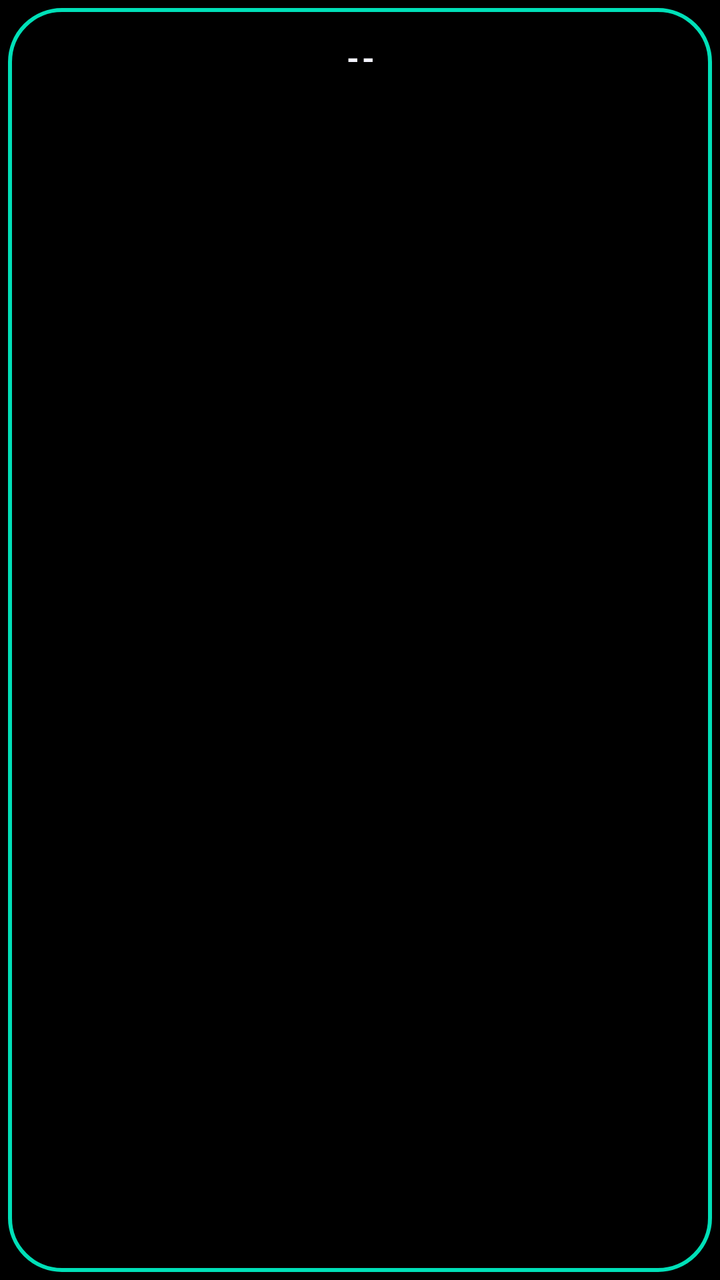
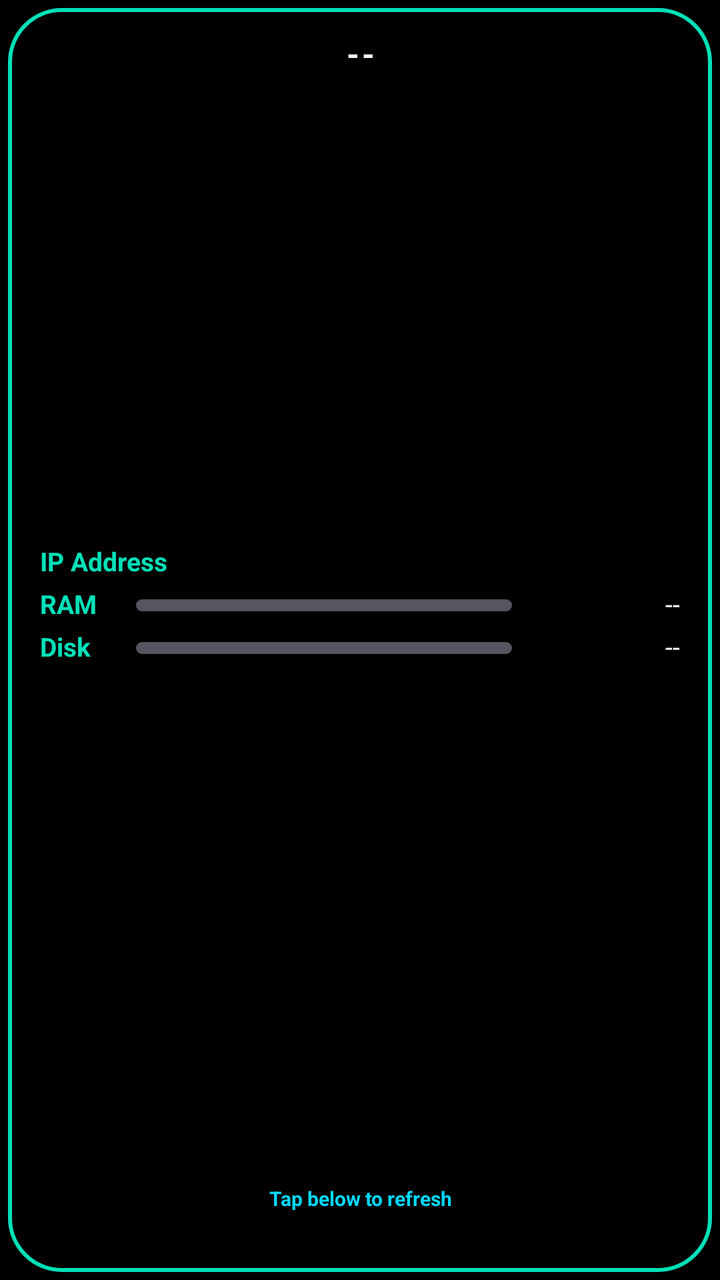

Compare the two renders of this Android layout. The source of the first and the diff that turns it into the second are given below.
<!-- AndroidManifest.xml: application theme Theme.SysMonWidget -->
<!-- res/layout/widget_sysmon.xml -->
<?xml version="1.0" encoding="utf-8"?>
<LinearLayout xmlns:android="http://schemas.android.com/apk/res/android"
    android:id="@+id/widgetRoot"
    android:layout_width="match_parent"
    android:layout_height="match_parent"
    android:orientation="vertical"
    android:background="@drawable/widget_background_r26_inset"
    android:paddingTop="18dp"
    android:paddingBottom="12dp"
    android:paddingStart="20dp"
    android:paddingEnd="20dp">

    
    <LinearLayout
        android:layout_width="match_parent"
        android:layout_height="wrap_content"
        android:orientation="horizontal"
        android:gravity="center_vertical">

        <TextView
            android:id="@+id/titleText"
            android:layout_width="0dp"
            android:layout_height="wrap_content"
            android:layout_weight="1"
            android:textColor="@color/retro_white"
            android:textSize="16sp"
            android:textStyle="bold"
            android:textAllCaps="true"
            android:letterSpacing="0.08"
            android:gravity="center"
            android:singleLine="true"
            android:ellipsize="end"
            android:text="--" />

    </LinearLayout>

    
    <GridView
        android:id="@+id/statsList"
        android:layout_width="match_parent"
        android:layout_height="0dp"
        android:layout_weight="1"
        android:layout_marginTop="6dp"
        android:numColumns="1"
        android:verticalSpacing="6dp"
        android:stretchMode="columnWidth"
        android:listSelector="@android:color/transparent"
        android:scrollbars="none" />

    
    <TextView
        android:id="@+id/ipText"
        android:layout_width="match_parent"
        android:layout_height="wrap_content"
        android:layout_marginTop="4dp"
        android:gravity="center"
        android:textColor="@color/retro_white"
        android:textSize="13sp"
        android:singleLine="true"
        android:text="" />

    <TextView
        android:id="@+id/updatedText"
        android:layout_width="match_parent"
        android:layout_height="wrap_content"
        android:layout_marginTop="1dp"
        android:gravity="center"
        android:textColor="@color/retro_white"
        android:textSize="13sp"
        android:singleLine="true"
        android:ellipsize="end"
        android:text="" />
</LinearLayout>
<!-- resources referenced by this layout -->
<resources>
  <color name="retro_white">#F5F5FF</color>
  <!-- drawable widget_background_r26_inset (drawable) -->
  <?xml version="1.0" encoding="utf-8"?>
  <layer-list xmlns:android="http://schemas.android.com/apk/res/android">
      <item
          android:drawable="@drawable/widget_background_r26"
          android:left="4dp"
          android:top="4dp"
          android:right="4dp"
          android:bottom="4dp" />
  </layer-list>
  <color name="retro_teal">#00E0B8</color>
  <color name="black">#000000</color>
  <color name="retro_cyan">#00D9FF</color>
  <color name="widget_text_secondary">#8C8C99</color>
  <style name="ThemeOverlay.SysMonWidget.Dialog" parent="ThemeOverlay.MaterialComponents.Dialog.Alert">
          <item name="colorPrimary">@color/retro_teal</item>
          <item name="colorAccent">@color/retro_teal</item>
          <item name="android:windowBackground">@drawable/app_dialog_background</item>
          <item name="android:textColorPrimary">@color/retro_white</item>
          <item name="android:textColorHint">@color/widget_text_secondary</item>
      </style>
  <!-- drawable app_dialog_background (drawable) -->
  <?xml version="1.0" encoding="utf-8"?>
  <inset xmlns:android="http://schemas.android.com/apk/res/android" android:inset="16dp">
      <shape android:shape="rectangle">
          <solid android:color="@color/widget_bg" />
          <stroke android:width="2dp" android:color="@color/retro_teal" />
          <corners android:radius="20dp" />
      </shape>
  </inset>
  <color name="widget_bg">#0B0B10</color>
  <!-- unchanged entries left out for length: 2 -->
</resources>

<!-- the commit's change to res/layout/widget_sysmon.xml (unified diff, before → after) -->
@@ -11,63 +11,264 @@
     android:paddingEnd="20dp">
 
     
-    <LinearLayout
+    <TextView
+        android:id="@+id/titleText"
         android:layout_width="match_parent"
         android:layout_height="wrap_content"
-        android:orientation="horizontal"
-        android:gravity="center_vertical">
-
-        <TextView
-            android:id="@+id/titleText"
-            android:layout_width="0dp"
-            android:layout_height="wrap_content"
-            android:layout_weight="1"
-            android:textColor="@color/retro_white"
-            android:textSize="16sp"
-            android:textStyle="bold"
-            android:textAllCaps="true"
-            android:letterSpacing="0.08"
-            android:gravity="center"
-            android:singleLine="true"
-            android:ellipsize="end"
-            android:text="--" />
-
-    </LinearLayout>
+        android:includeFontPadding="false"
+        android:textColor="@color/retro_white"
+        android:textSize="16sp"
+        android:textStyle="bold"
+        android:textAllCaps="true"
+        android:letterSpacing="0.08"
+        android:gravity="center"
+        android:singleLine="true"
+        android:ellipsize="end"
+        android:text="--" />
 
     
-    <GridView
-        android:id="@+id/statsList"
+    <LinearLayout
         android:layout_width="match_parent"
         android:layout_height="0dp"
         android:layout_weight="1"
-        android:layout_marginTop="6dp"
-        android:numColumns="1"
-        android:verticalSpacing="6dp"
-        android:stretchMode="columnWidth"
-        android:listSelector="@android:color/transparent"
-        android:scrollbars="none" />
+        android:orientation="vertical"
+        android:gravity="center_vertical">
+
+        
+        <LinearLayout
+            android:layout_width="match_parent"
+            android:layout_height="wrap_content"
+            android:orientation="horizontal"
+            android:gravity="center_vertical"
+            android:paddingTop="3dp"
+            android:paddingBottom="3dp">
+
+            <TextView
+                android:layout_width="0dp"
+                android:layout_height="wrap_content"
+                android:layout_weight="1"
+                android:includeFontPadding="false"
+                android:textColor="@color/retro_teal"
+                android:textSize="13sp"
+                android:textStyle="bold"
+                android:singleLine="true"
+                android:text="@string/widget_ip_label" />
+
+            <TextView
+                android:id="@+id/ipText"
+                android:layout_width="wrap_content"
+                android:layout_height="wrap_content"
+                android:includeFontPadding="false"
+                android:gravity="end"
+                android:textColor="@color/retro_white"
+                android:textSize="13sp"
+                android:singleLine="true"
+                android:text="" />
+        </LinearLayout>
+
+        <LinearLayout
+            android:id="@+id/ramRow"
+            android:layout_width="match_parent"
+            android:layout_height="wrap_content"
+            android:orientation="horizontal"
+            android:gravity="center_vertical"
+            android:paddingTop="3dp"
+            android:paddingBottom="3dp">
+
+            <TextView
+                android:layout_width="40dp"
+                android:layout_height="wrap_content"
+                android:includeFontPadding="false"
+                android:textColor="@color/retro_teal"
+                android:textSize="13sp"
+                android:textStyle="bold"
+                android:singleLine="true"
+                android:text="RAM" />
+
+            <ProgressBar
+                android:id="@+id/ramBarOk"
+                style="@android:style/Widget.ProgressBar.Horizontal"
+                android:layout_width="0dp"
+                android:layout_height="6dp"
+                android:layout_weight="1"
+                android:layout_marginStart="8dp"
+                android:layout_marginEnd="8dp"
+                android:max="100"
+                android:progressDrawable="@drawable/widget_bar_ok"
+                android:visibility="visible" />
+
+            <ProgressBar
+                android:id="@+id/ramBarWarn"
+                style="@android:style/Widget.ProgressBar.Horizontal"
+                android:layout_width="0dp"
+                android:layout_height="6dp"
+                android:layout_weight="1"
+                android:layout_marginStart="8dp"
+                android:layout_marginEnd="8dp"
+                android:max="100"
+                android:progressDrawable="@drawable/widget_bar_warn"
+                android:visibility="gone" />
+
+            <ProgressBar
+                android:id="@+id/ramBarHot"
+                style="@android:style/Widget.ProgressBar.Horizontal"
+                android:layout_width="0dp"
+                android:layout_height="6dp"
+                android:layout_weight="1"
+                android:layout_marginStart="8dp"
+                android:layout_marginEnd="8dp"
+                android:max="100"
+                android:progressDrawable="@drawable/widget_bar_hot"
+                android:visibility="gone" />
+
+            <TextView
+                android:id="@+id/ramValue"
+                android:layout_width="wrap_content"
+                android:layout_height="wrap_content"
+                android:minWidth="76dp"
+                android:includeFontPadding="false"
+                android:gravity="end"
+                android:textColor="@color/retro_white"
+                android:textSize="13sp"
+                android:singleLine="true"
+                android:text="--" />
+        </LinearLayout>
+
+        <LinearLayout
+            android:id="@+id/diskRow"
+            android:layout_width="match_parent"
+            android:layout_height="wrap_content"
+            android:orientation="horizontal"
+            android:gravity="center_vertical"
+            android:paddingTop="3dp"
+            android:paddingBottom="3dp">
+
+            <TextView
+                android:layout_width="40dp"
+                android:layout_height="wrap_content"
+                android:includeFontPadding="false"
+                android:textColor="@color/retro_teal"
+                android:textSize="13sp"
+                android:textStyle="bold"
+                android:singleLine="true"
+                android:text="Disk" />
+
+            <ProgressBar
+                android:id="@+id/diskBarOk"
+                style="@android:style/Widget.ProgressBar.Horizontal"
+                android:layout_width="0dp"
+                android:layout_height="6dp"
+                android:layout_weight="1"
+                android:layout_marginStart="8dp"
+                android:layout_marginEnd="8dp"
+                android:max="100"
+                android:progressDrawable="@drawable/widget_bar_ok"
+                android:visibility="visible" />
+
+            <ProgressBar
+                android:id="@+id/diskBarWarn"
+                style="@android:style/Widget.ProgressBar.Horizontal"
+                android:layout_width="0dp"
+                android:layout_height="6dp"
+                android:layout_weight="1"
+                android:layout_marginStart="8dp"
+                android:layout_marginEnd="8dp"
+                android:max="100"
+                android:progressDrawable="@drawable/widget_bar_warn"
+                android:visibility="gone" />
+
+            <ProgressBar
+                android:id="@+id/diskBarHot"
+                style="@android:style/Widget.ProgressBar.Horizontal"
+                android:layout_width="0dp"
+                android:layout_height="6dp"
+                android:layout_weight="1"
+                android:layout_marginStart="8dp"
+                android:layout_marginEnd="8dp"
+                android:max="100"
+                android:progressDrawable="@drawable/widget_bar_hot"
+                android:visibility="gone" />
+
+            <TextView
+                android:id="@+id/diskValue"
+                android:layout_width="wrap_content"
+                android:layout_height="wrap_content"
+                android:minWidth="76dp"
+                android:includeFontPadding="false"
+                android:gravity="end"
+                android:textColor="@color/retro_white"
+                android:textSize="13sp"
+                android:singleLine="true"
+                android:text="--" />
+        </LinearLayout>
+
+        
+        <TextView
+            android:id="@+id/infoText"
+            android:layout_width="match_parent"
+            android:layout_height="wrap_content"
+            android:layout_marginTop="4dp"
+            android:includeFontPadding="false"
+            android:gravity="center"
+            android:textColor="@color/retro_white"
+            android:textSize="13sp"
+            android:singleLine="true"
+            android:ellipsize="end"
+            android:text="" />
+    </LinearLayout>
 
     
-    <TextView
-        android:id="@+id/ipText"
+    <FrameLayout
+        android:id="@+id/refreshArea"
         android:layout_width="match_parent"
         android:layout_height="wrap_content"
         android:layout_marginTop="4dp"
-        android:gravity="center"
-        android:textColor="@color/retro_white"
-        android:textSize="13sp"
-        android:singleLine="true"
-        android:text="" />
-
-    <TextView
-        android:id="@+id/updatedText"
-        android:layout_width="match_parent"
-        android:layout_height="wrap_content"
-        android:layout_marginTop="1dp"
-        android:gravity="center"
-        android:textColor="@color/retro_white"
-        android:textSize="13sp"
-        android:singleLine="true"
-        android:ellipsize="end"
-        android:text="" />
+        android:paddingTop="2dp"
+        android:paddingBottom="2dp">
+
+        <LinearLayout
+            android:id="@+id/refreshLines"
+            android:layout_width="match_parent"
+            android:layout_height="wrap_content"
+            android:orientation="vertical">
+
+            <TextView
+                android:id="@+id/tapRefreshText"
+                android:layout_width="match_parent"
+                android:layout_height="wrap_content"
+                android:includeFontPadding="false"
+                android:gravity="center"
+                android:textColor="@color/retro_cyan"
+                android:textStyle="bold"
+                android:textSize="10sp"
+                android:singleLine="true"
+                android:text="@string/widget_tap_refresh" />
+
+            
+            <TextView
+                android:id="@+id/updatedText"
+                android:layout_width="match_parent"
+                android:layout_height="wrap_content"
+                android:layout_marginTop="3dp"
+                android:gravity="center"
+                android:textColor="@color/retro_white"
+                android:textSize="13sp"
+                android:singleLine="true"
+                android:ellipsize="end"
+                android:text="" />
+        </LinearLayout>
+
+        <TextView
+            android:id="@+id/updatingText"
+            android:layout_width="match_parent"
+            android:layout_height="match_parent"
+            android:gravity="center"
+            android:textColor="@color/retro_cyan"
+            android:textStyle="bold"
+            android:textSize="15sp"
+            android:singleLine="true"
+            android:text="@string/widget_updating"
+            android:visibility="gone" />
+    </FrameLayout>
+
 </LinearLayout>
<!-- resource entries referenced after the edit -->
@@ -11,6 +11,66 @@
           android:right="4dp"
           android:bottom="4dp" />
   </layer-list>
+  <!-- drawable widget_bar_hot (drawable) -->
+  <?xml version="1.0" encoding="utf-8"?>
+  <layer-list xmlns:android="http://schemas.android.com/apk/res/android">
+      <item android:id="@android:id/background">
+          <shape android:shape="rectangle">
+              <solid android:color="@color/bar_track" />
+              <corners android:radius="3dp" />
+          </shape>
+      </item>
+      <item android:id="@android:id/progress">
+          <clip>
+              <shape android:shape="rectangle">
+                  <solid android:color="@color/retro_red" />
+                  <corners android:radius="3dp" />
+              </shape>
+          </clip>
+      </item>
+  </layer-list>
+  <!-- drawable widget_bar_ok (drawable) -->
+  <?xml version="1.0" encoding="utf-8"?>
+  <layer-list xmlns:android="http://schemas.android.com/apk/res/android">
+      <item android:id="@android:id/background">
+          <shape android:shape="rectangle">
+              <solid android:color="@color/bar_track" />
+              <corners android:radius="3dp" />
+          </shape>
+      </item>
+      <item android:id="@android:id/progress">
+          <clip>
+              <shape android:shape="rectangle">
+                  <solid android:color="@color/retro_teal" />
+                  <corners android:radius="3dp" />
+              </shape>
+          </clip>
+      </item>
+  </layer-list>
+  <!-- drawable widget_bar_warn (drawable) -->
+  <?xml version="1.0" encoding="utf-8"?>
+  <layer-list xmlns:android="http://schemas.android.com/apk/res/android">
+      <item android:id="@android:id/background">
+          <shape android:shape="rectangle">
+              <solid android:color="@color/bar_track" />
+              <corners android:radius="3dp" />
+          </shape>
+      </item>
+      <item android:id="@android:id/progress">
+          <clip>
+              <shape android:shape="rectangle">
+                  <solid android:color="@color/retro_yellow" />
+                  <corners android:radius="3dp" />
+              </shape>
+          </clip>
+      </item>
+  </layer-list>
+  <string name="widget_ip_label">IP Address</string>
+  <string name="widget_tap_refresh">Tap below to refresh</string>
+  <string name="widget_updating">Updating…</string>
+  <color name="bar_track">#55555F</color>
+  <color name="retro_red">#E8404D</color>
+  <color name="retro_yellow">#FFD400</color>
   <color name="retro_teal">#00E0B8</color>
   <color name="black">#000000</color>
   <color name="retro_cyan">#00D9FF</color>
